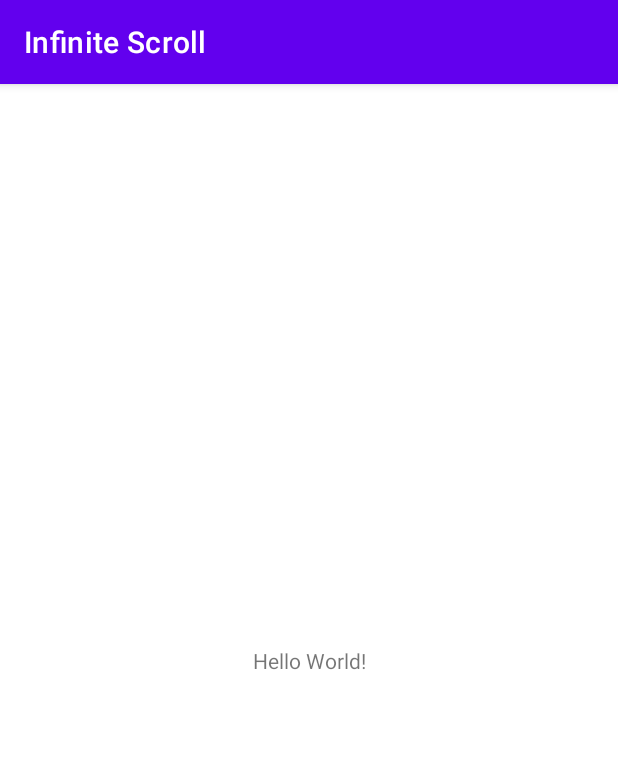
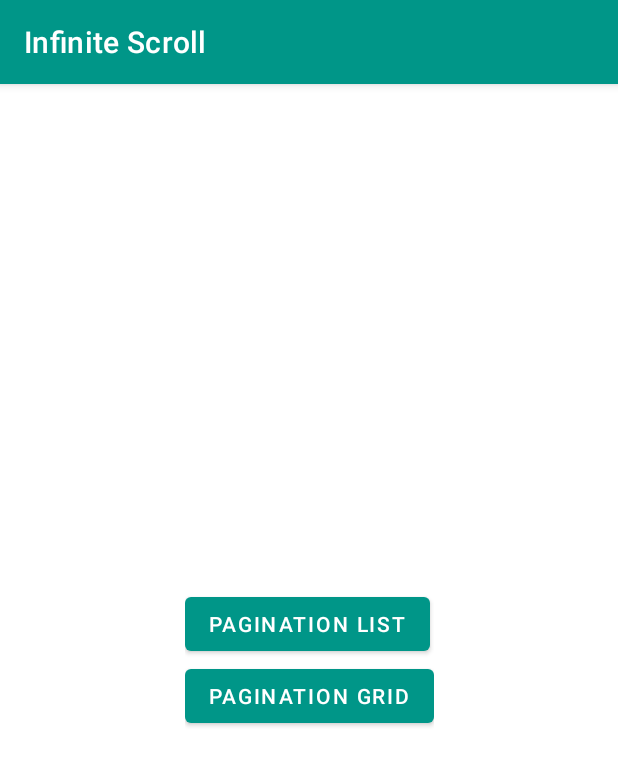
Before and after one commit to yoesuv/Android-Load-More-Paging, an Android app: the screen it shows after launch (MainActivity), on a phone screen of 412 x 824 dp. Shown: the top 766 px of the screen. Run offline under Robolectric (Android 15) with nearby library versions, the phone set to English and light mode, and no system bars.

Commit message:
:art: setup themes and screen

```diff
--- a/app/src/main/res/layout/activity_main.xml
+++ b/app/src/main/res/layout/activity_main.xml
@@ -1,18 +1,31 @@
 <?xml version="1.0" encoding="utf-8"?>
-<androidx.constraintlayout.widget.ConstraintLayout xmlns:android="http://schemas.android.com/apk/res/android"
+<androidx.constraintlayout.widget.ConstraintLayout
+    xmlns:android="http://schemas.android.com/apk/res/android"
     xmlns:app="http://schemas.android.com/apk/res-auto"
     xmlns:tools="http://schemas.android.com/tools"
     android:layout_width="match_parent"
     android:layout_height="match_parent"
     tools:context=".MainActivity">
 
-    <TextView
+    <LinearLayout
         android:layout_width="wrap_content"
         android:layout_height="wrap_content"
-        android:text="Hello World!"
+        android:orientation="vertical"
+        app:layout_constraintTop_toTopOf="parent"
         app:layout_constraintBottom_toBottomOf="parent"
-        app:layout_constraintEnd_toEndOf="parent"
         app:layout_constraintStart_toStartOf="parent"
-        app:layout_constraintTop_toTopOf="parent" />
+        app:layout_constraintEnd_toEndOf="parent">
+
+        <com.google.android.material.button.MaterialButton
+            android:layout_width="wrap_content"
+            android:layout_height="wrap_content"
+            android:text="@string/button_pagination_list"/>
+
+        <com.google.android.material.button.MaterialButton
+            android:layout_width="wrap_content"
+            android:layout_height="wrap_content"
+            android:text="@string/button_pagination_grid"/>
+
+    </LinearLayout>
 
 </androidx.constraintlayout.widget.ConstraintLayout>
--- a/app/src/main/res/values-night/themes.xml
+++ b/app/src/main/res/values-night/themes.xml
@@ -2,12 +2,12 @@
     <!-- Base application theme. -->
     <style name="Theme.InfiniteScroll" parent="Theme.MaterialComponents.DayNight.DarkActionBar">
         <!-- Primary brand color. -->
-        <item name="colorPrimary">@color/purple_200</item>
-        <item name="colorPrimaryVariant">@color/purple_700</item>
+        <item name="colorPrimary">@color/teal_500</item>
+        <item name="colorPrimaryVariant">@color/teal_700</item>
         <item name="colorOnPrimary">@color/black</item>
         <!-- Secondary brand color. -->
-        <item name="colorSecondary">@color/teal_200</item>
-        <item name="colorSecondaryVariant">@color/teal_200</item>
+        <item name="colorSecondary">@color/teal_500</item>
+        <item name="colorSecondaryVariant">@color/teal_700</item>
         <item name="colorOnSecondary">@color/black</item>
         <!-- Status bar color. -->
         <item name="android:statusBarColor" tools:targetApi="l">?attr/colorPrimaryVariant</item>
--- a/app/src/main/res/values/colors.xml
+++ b/app/src/main/res/values/colors.xml
@@ -4,6 +4,7 @@
     <color name="purple_500">#FF6200EE</color>
     <color name="purple_700">#FF3700B3</color>
     <color name="teal_200">#FF03DAC5</color>
+    <color name="teal_500">#009688</color>
     <color name="teal_700">#FF018786</color>
     <color name="black">#FF000000</color>
     <color name="white">#FFFFFFFF</color>
--- a/app/src/main/res/values/strings.xml
+++ b/app/src/main/res/values/strings.xml
@@ -1,3 +1,6 @@
 <resources>
     <string name="app_name">Infinite Scroll</string>
+
+    <string name="button_pagination_list">Pagination List</string>
+    <string name="button_pagination_grid">Pagination Grid</string>
 </resources>
--- a/app/src/main/res/values/themes.xml
+++ b/app/src/main/res/values/themes.xml
@@ -2,11 +2,11 @@
     <!-- Base application theme. -->
     <style name="Theme.InfiniteScroll" parent="Theme.MaterialComponents.DayNight.DarkActionBar">
         <!-- Primary brand color. -->
-        <item name="colorPrimary">@color/purple_500</item>
-        <item name="colorPrimaryVariant">@color/purple_700</item>
+        <item name="colorPrimary">@color/teal_500</item>
+        <item name="colorPrimaryVariant">@color/teal_700</item>
         <item name="colorOnPrimary">@color/white</item>
         <!-- Secondary brand color. -->
-        <item name="colorSecondary">@color/teal_200</item>
+        <item name="colorSecondary">@color/teal_500</item>
         <item name="colorSecondaryVariant">@color/teal_700</item>
         <item name="colorOnSecondary">@color/black</item>
         <!-- Status bar color. -->
```
